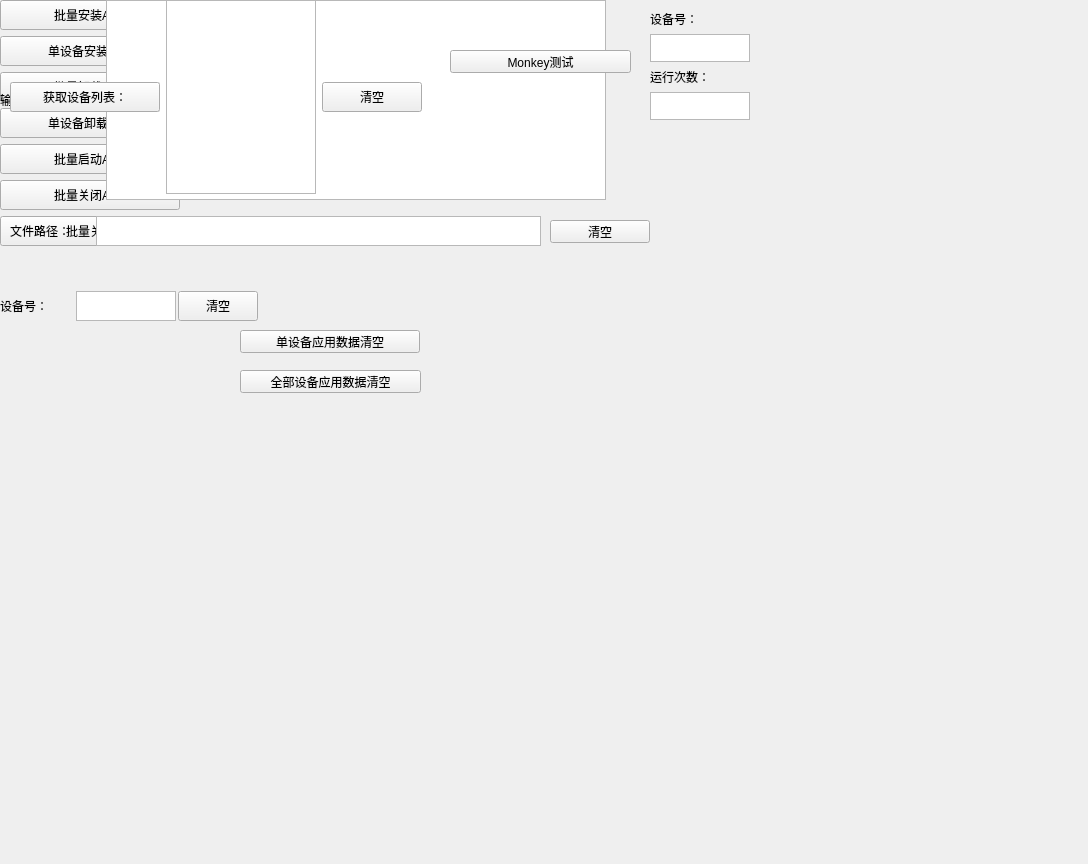
Old version of the form GUI/service.ui in the repository Alvins-zya/Peiyinxiu_Client.
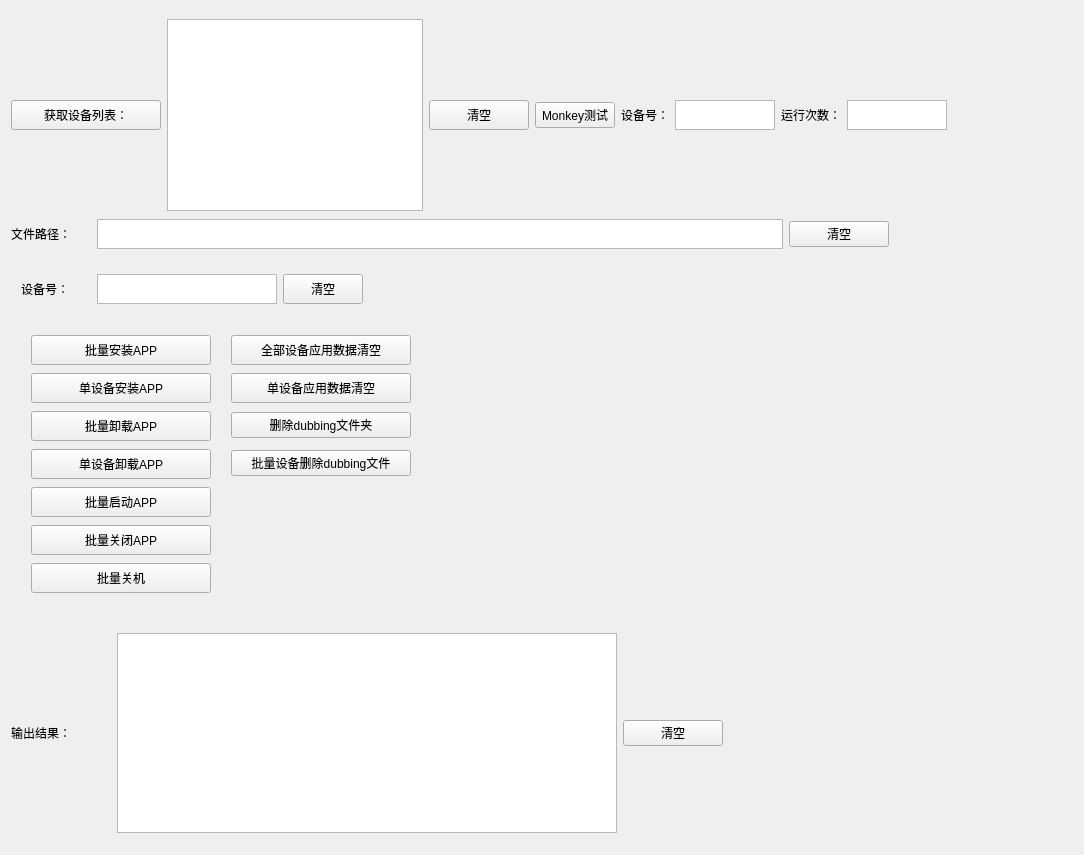
New version of the form. Icons and pictures are not drawn.

The edit to the form file:
```diff
--- a/GUI/service.ui
+++ b/GUI/service.ui
@@ -6,8 +6,8 @@
    <rect>
     <x>0</x>
     <y>0</y>
-    <width>1088</width>
-    <height>864</height>
+    <width>1084</width>
+    <height>855</height>
    </rect>
   </property>
   <property name="sizePolicy">
@@ -31,63 +31,258 @@
   <property name="windowTitle">
    <string>设备信息</string>
   </property>
-  <widget class="QPushButton" name="pushButton">
-   <property name="geometry">
-    <rect>
-     <x>240</x>
-     <y>330</y>
-     <width>180</width>
-     <height>23</height>
-    </rect>
-   </property>
+  <layout class="QFormLayout" name="formLayout">
+   <item row="0" column="0">
+    <layout class="QHBoxLayout" name="horizontalLayout_4">
+     <property name="topMargin">
+      <number>6</number>
+     </property>
+     <property name="rightMargin">
+      <number>44</number>
+     </property>
+     <item>
+      <widget class="QPushButton" name="devices_list">
+       <property name="enabled">
+        <bool>true</bool>
+       </property>
+       <property name="minimumSize">
+        <size>
+         <width>150</width>
+         <height>20</height>
+        </size>
+       </property>
+       <property name="maximumSize">
+        <size>
+         <width>150</width>
+         <height>30</height>
+        </size>
+       </property>
+       <property name="sizeIncrement">
+        <size>
+         <width>10</width>
+         <height>0</height>
+        </size>
+       </property>
+       <property name="baseSize">
+        <size>
+         <width>24</width>
+         <height>0</height>
+        </size>
+       </property>
+       <property name="layoutDirection">
+        <enum>Qt::LeftToRight</enum>
+       </property>
+       <property name="autoFillBackground">
+        <bool>true</bool>
+       </property>
    <property name="text">
-    <string>单设备应用数据清空</string>
-   </property>
-   <property name="icon">
-    <iconset theme="答复"/>
-   </property>
-   <property name="shortcut">
-    <string extracomment="打发啥打法上"/>
-   </property>
-  </widget>
+        <string>获取设备列表：</string>
+       </property>
+       <property name="iconSize">
+        <size>
+         <width>25</width>
+         <height>16</height>
+        </size>
+       </property>
+       <property name="autoRepeatDelay">
+        <number>309</number>
+       </property>
+      </widget>
+     </item>
+     <item>
+      <widget class="QListWidget" name="listWidget">
+       <property name="sizePolicy">
+        <sizepolicy hsizetype="Fixed" vsizetype="Fixed">
+         <horstretch>0</horstretch>
+         <verstretch>0</verstretch>
+        </sizepolicy>
+       </property>
+       <property name="minimumSize">
+        <size>
+         <width>70</width>
+         <height>0</height>
+        </size>
+       </property>
+       <property name="maximumSize">
+        <size>
+         <width>300</width>
+         <height>300</height>
+        </size>
+       </property>
+       <property name="sizeIncrement">
+        <size>
+         <width>0</width>
+         <height>0</height>
+        </size>
+       </property>
+       <property name="baseSize">
+        <size>
+         <width>0</width>
+         <height>0</height>
+        </size>
+       </property>
+       <property name="layoutDirection">
+        <enum>Qt::RightToLeft</enum>
+       </property>
+      </widget>
+     </item>
+     <item>
+      <widget class="QPushButton" name="clear_devices">
+       <property name="sizePolicy">
+        <sizepolicy hsizetype="Fixed" vsizetype="Fixed">
+         <horstretch>0</horstretch>
+         <verstretch>0</verstretch>
+        </sizepolicy>
+       </property>
+       <property name="minimumSize">
+        <size>
+         <width>100</width>
+         <height>30</height>
+        </size>
+       </property>
+       <property name="maximumSize">
+        <size>
+         <width>100</width>
+         <height>30</height>
+        </size>
+       </property>
+       <property name="text">
+        <string>清空</string>
+       </property>
+      </widget>
+     </item>
+     <item>
+      <widget class="QPushButton" name="pushButton_2">
+       <property name="text">
+        <string>Monkey测试</string>
+       </property>
+      </widget>
+     </item>
+     <item>
+      <widget class="QLabel" name="label_4">
+       <property name="text">
+        <string>设备号：</string>
+       </property>
+      </widget>
+     </item>
+     <item>
+      <widget class="QTextEdit" name="textEdit_2">
+       <property name="maximumSize">
+        <size>
+         <width>100</width>
+         <height>30</height>
+        </size>
+       </property>
+      </widget>
+     </item>
+     <item>
+      <widget class="QLabel" name="label_5">
+       <property name="text">
+        <string>运行次数：</string>
+       </property>
+      </widget>
+     </item>
+     <item>
+      <widget class="QTextEdit" name="textEdit">
+       <property name="sizePolicy">
+        <sizepolicy hsizetype="Expanding" vsizetype="Expanding">
+         <horstretch>0</horstretch>
+         <verstretch>0</verstretch>
+        </sizepolicy>
+       </property>
+       <property name="maximumSize">
+        <size>
+         <width>100</width>
+         <height>30</height>
+        </size>
+       </property>
+       <property name="statusTip">
+        <string/>
+       </property>
+       <property name="whatsThis">
+        <string/>
+       </property>
+       <property name="layoutDirection">
+        <enum>Qt::LeftToRight</enum>
+       </property>
+      </widget>
+     </item>
+    </layout>
+   </item>
+   <item row="1" column="0" colspan="2">
+    <layout class="QHBoxLayout" name="horizontalLayout_5">
+     <property name="rightMargin">
+      <number>184</number>
+     </property>
+     <item>
+      <widget class="QLabel" name="label">
+       <property name="minimumSize">
+        <size>
+         <width>80</width>
+         <height>20</height>
+        </size>
+       </property>
+       <property name="maximumSize">
+        <size>
+         <width>80</width>
+         <height>20</height>
+        </size>
+       </property>
+       <property name="text">
+        <string>文件路径：</string>
+       </property>
+      </widget>
+     </item>
+     <item>
+      <widget class="QTextEdit" name="file_path">
+       <property name="sizePolicy">
+        <sizepolicy hsizetype="Maximum" vsizetype="Expanding">
+         <horstretch>0</horstretch>
+         <verstretch>0</verstretch>
+        </sizepolicy>
+       </property>
+       <property name="minimumSize">
+        <size>
+         <width>100</width>
+         <height>20</height>
+        </size>
+       </property>
+       <property name="maximumSize">
+        <size>
+         <width>700</width>
+         <height>30</height>
+        </size>
+       </property>
+      </widget>
+     </item>
+     <item>
   <widget class="QPushButton" name="file_path_clear">
-   <property name="geometry">
-    <rect>
-     <x>550</x>
-     <y>220</y>
+       <property name="maximumSize">
+        <size>
      <width>100</width>
-     <height>23</height>
-    </rect>
+         <height>16777215</height>
+        </size>
    </property>
    <property name="text">
     <string>清空</string>
    </property>
   </widget>
-  <widget class="QPushButton" name="pushButton_3">
-   <property name="geometry">
-    <rect>
-     <x>240</x>
-     <y>370</y>
-     <width>181</width>
-     <height>23</height>
-    </rect>
-   </property>
-   <property name="text">
-    <string>全部设备应用数据清空</string>
-   </property>
-  </widget>
-  <widget class="QWidget" name="">
-   <property name="geometry">
-    <rect>
-     <x>0</x>
-     <y>290</y>
-     <width>945</width>
-     <height>32</height>
-    </rect>
-   </property>
+     </item>
+    </layout>
+   </item>
+   <item row="2" column="0">
    <layout class="QHBoxLayout" name="horizontalLayout">
+     <property name="leftMargin">
+      <number>10</number>
+     </property>
+     <property name="topMargin">
+      <number>17</number>
+     </property>
     <property name="rightMargin">
-     <number>687</number>
+      <number>36</number>
+     </property>
+     <property name="bottomMargin">
+      <number>23</number>
     </property>
     <item>
      <widget class="QLabel" name="label_3">
@@ -122,6 +317,13 @@
         <height>30</height>
        </size>
       </property>
+       <property name="html">
+        <string>&lt;!DOCTYPE HTML PUBLIC &quot;-//W3C//DTD HTML 4.0//EN&quot; &quot;http://www.w3.org/TR/REC-html40/strict.dtd&quot;&gt;
+&lt;html&gt;&lt;head&gt;&lt;meta name=&quot;qrichtext&quot; content=&quot;1&quot; /&gt;&lt;style type=&quot;text/css&quot;&gt;
+p, li { white-space: pre-wrap; }
+&lt;/style&gt;&lt;/head&gt;&lt;body style=&quot; font-family:'SimSun'; font-size:9pt; font-weight:400; font-style:normal;&quot;&gt;
+&lt;p style=&quot;-qt-paragraph-type:empty; margin-top:0px; margin-bottom:0px; margin-left:0px; margin-right:0px; -qt-block-indent:0; text-indent:0px;&quot;&gt;&lt;br /&gt;&lt;/p&gt;&lt;/body&gt;&lt;/html&gt;</string>
+       </property>
      </widget>
     </item>
     <item>
@@ -144,10 +346,28 @@
      </widget>
     </item>
    </layout>
-  </widget>
-  <widget class="QWidget" name="">
-   <layout class="QVBoxLayout" name="verticalLayout">
-    <item>
+   </item>
+   <item row="3" column="0">
+    <layout class="QGridLayout" name="gridLayout">
+     <property name="leftMargin">
+      <number>20</number>
+     </property>
+     <property name="topMargin">
+      <number>0</number>
+     </property>
+     <property name="rightMargin">
+      <number>64</number>
+     </property>
+     <property name="bottomMargin">
+      <number>13</number>
+     </property>
+     <property name="horizontalSpacing">
+      <number>20</number>
+     </property>
+     <property name="verticalSpacing">
+      <number>9</number>
+     </property>
+     <item row="0" column="0">
      <widget class="QPushButton" name="install_apps">
       <property name="sizePolicy">
        <sizepolicy hsizetype="Minimum" vsizetype="Minimum">
@@ -178,7 +398,26 @@
       </property>
      </widget>
     </item>
-    <item>
+     <item row="0" column="1">
+      <widget class="QPushButton" name="clear_apps_data">
+       <property name="minimumSize">
+        <size>
+         <width>180</width>
+         <height>30</height>
+        </size>
+       </property>
+       <property name="maximumSize">
+        <size>
+         <width>180</width>
+         <height>16777215</height>
+        </size>
+       </property>
+       <property name="text">
+        <string>全部设备应用数据清空</string>
+       </property>
+      </widget>
+     </item>
+     <item row="1" column="0">
      <widget class="QPushButton" name="install_app">
       <property name="sizePolicy">
        <sizepolicy hsizetype="Minimum" vsizetype="Minimum">
@@ -203,7 +442,33 @@
       </property>
      </widget>
     </item>
-    <item>
+     <item row="1" column="1">
+      <widget class="QPushButton" name="clear_app_data">
+       <property name="minimumSize">
+        <size>
+         <width>180</width>
+         <height>30</height>
+        </size>
+       </property>
+       <property name="maximumSize">
+        <size>
+         <width>180</width>
+         <height>16777215</height>
+        </size>
+       </property>
+       <property name="text">
+        <string>单设备应用数据清空</string>
+       </property>
+       <property name="icon">
+        <iconset theme="答复">
+         <normaloff>.</normaloff>.</iconset>
+       </property>
+       <property name="shortcut">
+        <string extracomment="打发啥打法上"/>
+       </property>
+      </widget>
+     </item>
+     <item row="2" column="0">
      <widget class="QPushButton" name="uninstall_apps">
       <property name="sizePolicy">
        <sizepolicy hsizetype="Minimum" vsizetype="Minimum">
@@ -228,7 +493,7 @@
       </property>
      </widget>
     </item>
-    <item>
+     <item row="3" column="0">
      <widget class="QPushButton" name="uninstall_app">
       <property name="sizePolicy">
        <sizepolicy hsizetype="Minimum" vsizetype="Minimum">
@@ -253,7 +518,7 @@
       </property>
      </widget>
     </item>
-    <item>
+     <item row="4" column="0">
      <widget class="QPushButton" name="start_apps">
       <property name="sizePolicy">
        <sizepolicy hsizetype="Minimum" vsizetype="Minimum">
@@ -278,7 +543,7 @@
       </property>
      </widget>
     </item>
-    <item>
+     <item row="5" column="0">
      <widget class="QPushButton" name="close_apps">
       <property name="sizePolicy">
        <sizepolicy hsizetype="Minimum" vsizetype="Minimum">
@@ -303,7 +568,7 @@
       </property>
      </widget>
     </item>
-    <item>
+     <item row="6" column="0">
      <widget class="QPushButton" name="shutdow">
       <property name="minimumSize">
        <size>
@@ -322,12 +587,41 @@
       </property>
      </widget>
     </item>
-   </layout>
-  </widget>
-  <widget class="QWidget" name="">
+     <item row="2" column="1">
+      <widget class="QPushButton" name="delete_dubbing">
+       <property name="text">
+        <string>删除dubbing文件夹</string>
+       </property>
+      </widget>
+     </item>
+     <item row="3" column="1">
+      <widget class="QPushButton" name="deletes_dubbing">
+       <property name="maximumSize">
+        <size>
+         <width>300</width>
+         <height>16777215</height>
+        </size>
+       </property>
+       <property name="text">
+        <string>批量设备删除dubbing文件</string>
+       </property>
+      </widget>
+     </item>
+    </layout>
+   </item>
+   <item row="4" column="0" colspan="2">
    <layout class="QHBoxLayout" name="horizontalLayout_2">
+     <property name="leftMargin">
+      <number>0</number>
+     </property>
+     <property name="topMargin">
+      <number>13</number>
+     </property>
     <property name="rightMargin">
-     <number>500</number>
+      <number>349</number>
+     </property>
+     <property name="bottomMargin">
+      <number>9</number>
     </property>
     <item>
      <widget class="QLabel" name="label_2">
@@ -370,175 +664,12 @@
       </property>
      </widget>
     </item>
-   </layout>
-  </widget>
-  <widget class="QWidget" name="">
-   <property name="geometry">
-    <rect>
-     <x>10</x>
-     <y>215</y>
-     <width>531</width>
-     <height>32</height>
-    </rect>
-   </property>
-   <layout class="QHBoxLayout" name="horizontalLayout_3">
     <item>
-     <widget class="QLabel" name="label">
-      <property name="minimumSize">
-       <size>
-        <width>80</width>
-        <height>20</height>
-       </size>
-      </property>
+      <widget class="QPushButton" name="output_clear">
       <property name="maximumSize">
        <size>
-        <width>80</width>
-        <height>20</height>
-       </size>
-      </property>
-      <property name="text">
-       <string>文件路径：</string>
-      </property>
-     </widget>
-    </item>
-    <item>
-     <widget class="QTextEdit" name="file_path">
-      <property name="sizePolicy">
-       <sizepolicy hsizetype="Maximum" vsizetype="Expanding">
-        <horstretch>0</horstretch>
-        <verstretch>0</verstretch>
-       </sizepolicy>
-      </property>
-      <property name="minimumSize">
-       <size>
         <width>100</width>
-        <height>20</height>
-       </size>
-      </property>
-      <property name="maximumSize">
-       <size>
-        <width>700</width>
-        <height>30</height>
-       </size>
-      </property>
-     </widget>
-    </item>
-   </layout>
-  </widget>
-  <widget class="QWidget" name="">
-   <property name="geometry">
-    <rect>
-     <x>10</x>
-     <y>0</y>
-     <width>414</width>
-     <height>194</height>
-    </rect>
-   </property>
-   <layout class="QHBoxLayout" name="horizontalLayout_4">
-    <item>
-     <widget class="QPushButton" name="devices_list">
-      <property name="enabled">
-       <bool>true</bool>
-      </property>
-      <property name="minimumSize">
-       <size>
-        <width>150</width>
-        <height>20</height>
-       </size>
-      </property>
-      <property name="maximumSize">
-       <size>
-        <width>150</width>
-        <height>30</height>
-       </size>
-      </property>
-      <property name="sizeIncrement">
-       <size>
-        <width>10</width>
-        <height>0</height>
-       </size>
-      </property>
-      <property name="baseSize">
-       <size>
-        <width>24</width>
-        <height>0</height>
-       </size>
-      </property>
-      <property name="layoutDirection">
-       <enum>Qt::LeftToRight</enum>
-      </property>
-      <property name="autoFillBackground">
-       <bool>true</bool>
-      </property>
-      <property name="text">
-       <string>获取设备列表：</string>
-      </property>
-      <property name="iconSize">
-       <size>
-        <width>25</width>
-        <height>16</height>
-       </size>
-      </property>
-      <property name="autoRepeatDelay">
-       <number>309</number>
-      </property>
-     </widget>
-    </item>
-    <item>
-     <widget class="QListWidget" name="listWidget">
-      <property name="sizePolicy">
-       <sizepolicy hsizetype="Fixed" vsizetype="Fixed">
-        <horstretch>0</horstretch>
-        <verstretch>0</verstretch>
-       </sizepolicy>
-      </property>
-      <property name="minimumSize">
-       <size>
-        <width>51</width>
-        <height>0</height>
-       </size>
-      </property>
-      <property name="maximumSize">
-       <size>
-        <width>150</width>
-        <height>300</height>
-       </size>
-      </property>
-      <property name="sizeIncrement">
-       <size>
-        <width>0</width>
-        <height>0</height>
-       </size>
-      </property>
-      <property name="baseSize">
-       <size>
-        <width>0</width>
-        <height>0</height>
-       </size>
-      </property>
-      <property name="layoutDirection">
-       <enum>Qt::RightToLeft</enum>
-      </property>
-     </widget>
-    </item>
-    <item>
-     <widget class="QPushButton" name="clear_devices">
-      <property name="sizePolicy">
-       <sizepolicy hsizetype="Fixed" vsizetype="Fixed">
-        <horstretch>0</horstretch>
-        <verstretch>0</verstretch>
-       </sizepolicy>
-      </property>
-      <property name="minimumSize">
-       <size>
-        <width>100</width>
-        <height>30</height>
-       </size>
-      </property>
-      <property name="maximumSize">
-       <size>
-        <width>100</width>
-        <height>30</height>
+         <height>16777215</height>
        </size>
       </property>
       <property name="text">
@@ -547,72 +678,8 @@
      </widget>
     </item>
    </layout>
-  </widget>
-  <widget class="QPushButton" name="pushButton_2">
-   <property name="geometry">
-    <rect>
-     <x>450</x>
-     <y>50</y>
-     <width>181</width>
-     <height>23</height>
-    </rect>
-   </property>
-   <property name="text">
-    <string>Monkey测试</string>
-   </property>
-  </widget>
-  <widget class="QWidget" name="">
-   <property name="geometry">
-    <rect>
-     <x>650</x>
-     <y>10</y>
-     <width>101</width>
-     <height>111</height>
-    </rect>
-   </property>
-   <layout class="QVBoxLayout" name="verticalLayout_2">
-    <item>
-     <widget class="QLabel" name="label_4">
-      <property name="text">
-       <string>设备号：</string>
-      </property>
-     </widget>
-    </item>
-    <item>
-     <widget class="QTextEdit" name="textEdit">
-      <property name="maximumSize">
-       <size>
-        <width>100</width>
-        <height>100</height>
-       </size>
-      </property>
-      <property name="statusTip">
-       <string/>
-      </property>
-      <property name="whatsThis">
-       <string/>
-      </property>
-     </widget>
-    </item>
-    <item>
-     <widget class="QLabel" name="label_5">
-      <property name="text">
-       <string>运行次数：</string>
-      </property>
-     </widget>
-    </item>
-    <item>
-     <widget class="QTextEdit" name="textEdit_2">
-      <property name="maximumSize">
-       <size>
-        <width>100</width>
-        <height>100</height>
-       </size>
-      </property>
-     </widget>
-    </item>
-   </layout>
-  </widget>
+   </item>
+  </layout>
  </widget>
  <resources/>
  <connections/>
```
Lines whose indentation alone changed are shown as unchanged.
